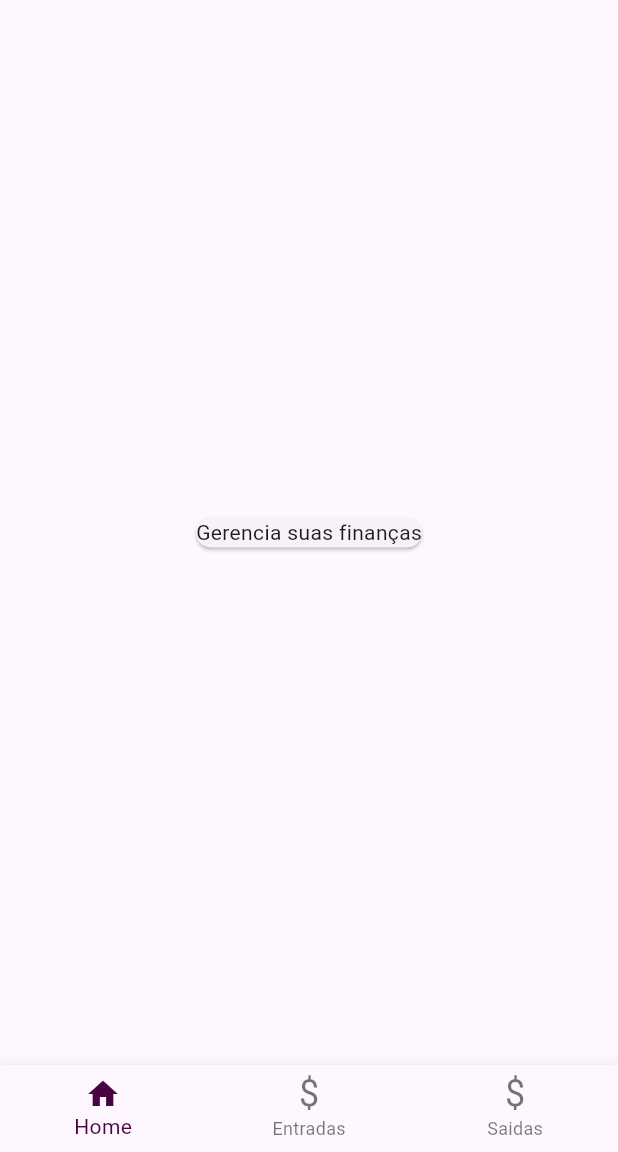
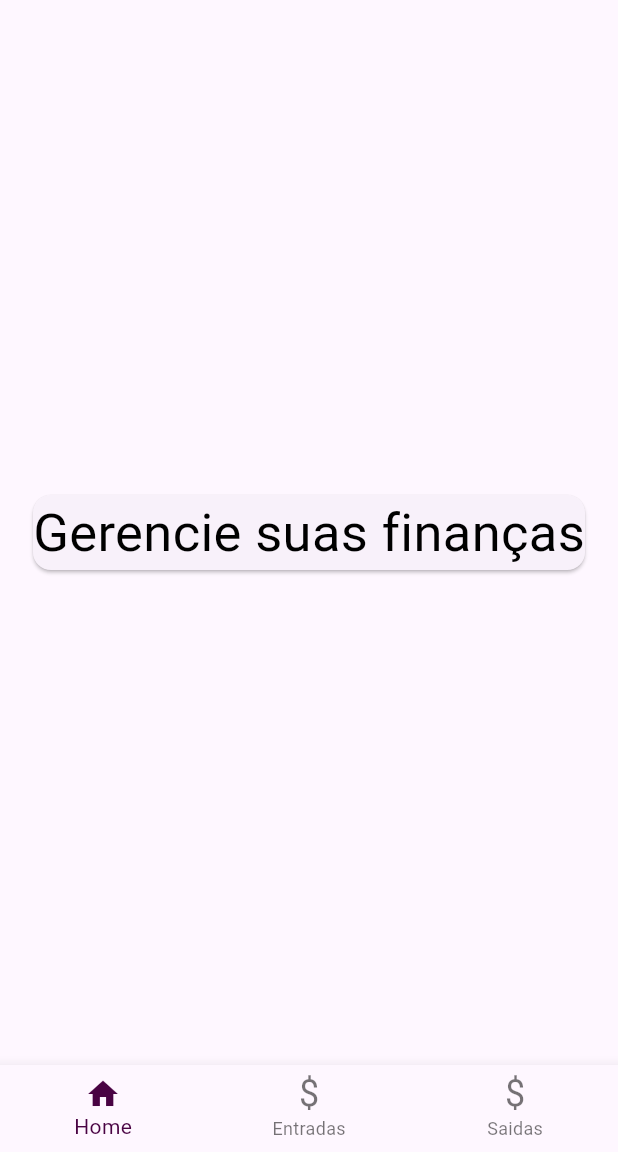
Before and after one commit to FernandoZang/my-finances, a Flutter app: the screen it shows after launch, on a phone screen of 412 x 824 dp, the part 84-1236 px from its top. Run offline on Flutter 3.47's test engine with Material 3 defaults, Android fonts, the phone set to English and light mode, and no system bars.

```diff
--- a/lib/main.dart
+++ b/lib/main.dart
@@ -1,4 +1,5 @@
 import 'package:flutter/material.dart';
+import 'package:my_finances/SplashScreenFlutter.dart';
 import 'package:my_finances/tela_entradas.dart';
 import 'package:my_finances/tela_saidas.dart';
 
@@ -18,7 +19,7 @@ class MyApp extends StatelessWidget {
         colorScheme: ColorScheme.fromSeed(seedColor: Colors.deepPurple),
         useMaterial3: true,
       ),
-      home: const MyHomePage(title: 'Minhas Finanças'),
+      home: SplashScreenFlutter(),
     );
   }
 }
@@ -57,7 +58,8 @@ class _MyHomePageState extends State<MyHomePage> {
           mainAxisAlignment: MainAxisAlignment.center,
           children: <Widget>[
             Card(
-              child: Text('Gerencia suas finanças'),
+              child: Text('Gerencie suas finanças',
+              style: TextStyle(color: Color.fromARGB(255, 0, 0, 0), fontSize: 35)),
             )
           ],
         ),
```
Also changed, not shown: lib/SplashScreenFlutter.dart (added, +57 -0 lines), pubspec.yaml (+16 -0 lines), assets/images/branding.png (added), assets/images/logo.png (added), flutter_01.png (added), pubspec.lock.
